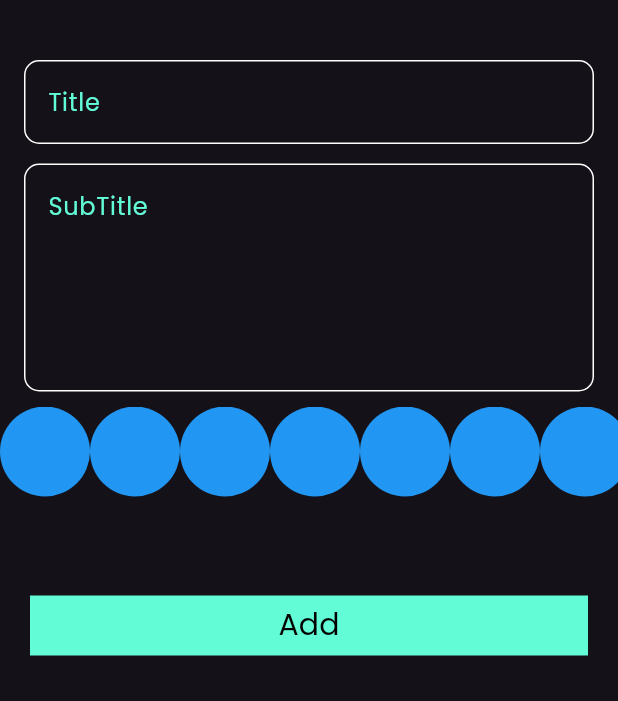
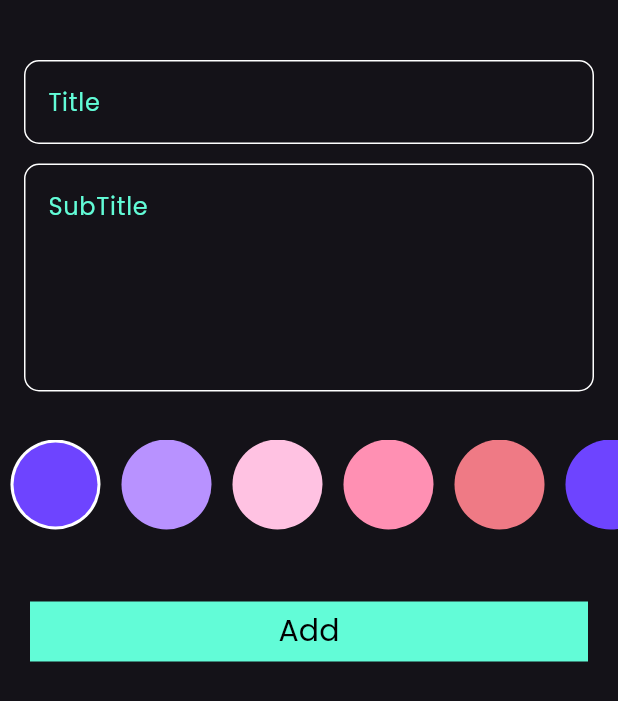
Before and after one commit to azzas7dawy/NodesApp, a Flutter app: the AddNoteForm widget shown alone on an empty page, opened directly, on a phone screen of 412 x 824 dp. Shown: the top 701 px of the screen. Run offline on Flutter 3.47's test engine with Material 3 defaults, Android fonts, the phone set to English and light mode, and no system bars; our stand-ins replace bloc, flutter_bloc, font_awesome_flutter, hive, hive_flutter; accounts and stored records are empty.

Commit message:
add list colors

```diff
--- a/lib/views/colors_listview.dart
+++ b/lib/views/colors_listview.dart
@@ -1,18 +1,48 @@
 import 'package:flutter/material.dart';
 import 'package:notessapp/widgets/coloritem.dart';
 
-class ColorsListView extends StatelessWidget {
-const  ColorsListView({super.key});
+// ignore: must_be_immutable
+class ColorsListView extends StatefulWidget {
+  ColorsListView({
+    super.key,
+  });
 
+  @override
+  State<ColorsListView> createState() => _ColorsListViewState();
+}
+
+class _ColorsListViewState extends State<ColorsListView> {
+  int currentIndex = 0;
+  List<Color> colors =const [
+    Color(0xff6e44ff),
+    Color(0xffb892ff),
+    Color(0xffffc2e2),
+    Color(0xffff90b3),
+    Color(0xffef7a85),
+    Color(0xff6e44ff),
+    Color(0xffb892ff),
+  ];
   @override
   Widget build(BuildContext context) {
     return SizedBox(
       height: 60,
       child: ListView.builder(
         scrollDirection: Axis.horizontal,
-        itemCount: 10,
+        itemCount: colors.length,
         itemBuilder: (context, index) {
-          return const ColorItem();
+          return Padding(
+            padding: const EdgeInsets.symmetric(horizontal: 5),
+            child: GestureDetector(
+              onTap: () {
+                currentIndex = index;
+                setState(() {});
+              },
+              child: ColorItem(
+                isActive: currentIndex == index,
+                color: colors[index],
+              ),
+            ),
+          );
         },
       ),
     );
--- a/lib/widgets/coloritem.dart
+++ b/lib/widgets/coloritem.dart
@@ -1,13 +1,23 @@
 import 'package:flutter/material.dart';
 
 class ColorItem extends StatelessWidget {
-  const ColorItem({super.key});
-
+  const ColorItem({super.key, required this.isActive, required this.color});
+  final bool isActive;
+  final Color color;
   @override
   Widget build(BuildContext context) {
-    return CircleAvatar(
-      radius: 30,
-      backgroundColor: Colors.blue,
-    );
+    return isActive
+        ?  CircleAvatar(
+            radius: 32,
+            backgroundColor: Colors.white,
+            child: CircleAvatar(
+              radius: 28,
+              backgroundColor:color,
+            ),
+          )
+        :  CircleAvatar(
+            radius: 32,
+            backgroundColor: color,
+          );
   }
 }
--- a/lib/widgets/modelButtonNotes.dart
+++ b/lib/widgets/modelButtonNotes.dart
@@ -93,13 +93,13 @@
             hint: "SubTitle",
             maxLines: 5,
           ),
-const SizedBox(
-            height: 10,
+  const SizedBox(
+            height: 32,
           ),
-  const ColorsListView(),
+ ColorsListView(),
 
           const SizedBox(
-            height: 50,
+            height: 32,
           ),
           BlocBuilder<AddNoteEditCubit, AddNoteEditState>(
             builder: (context, state) {
```
